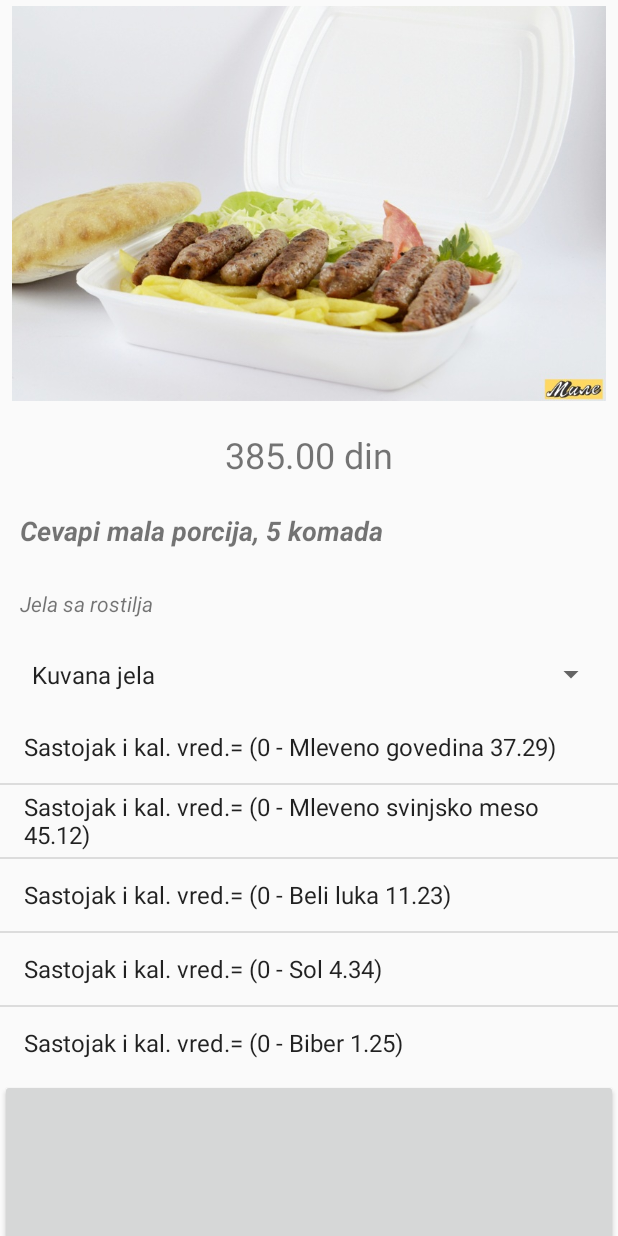
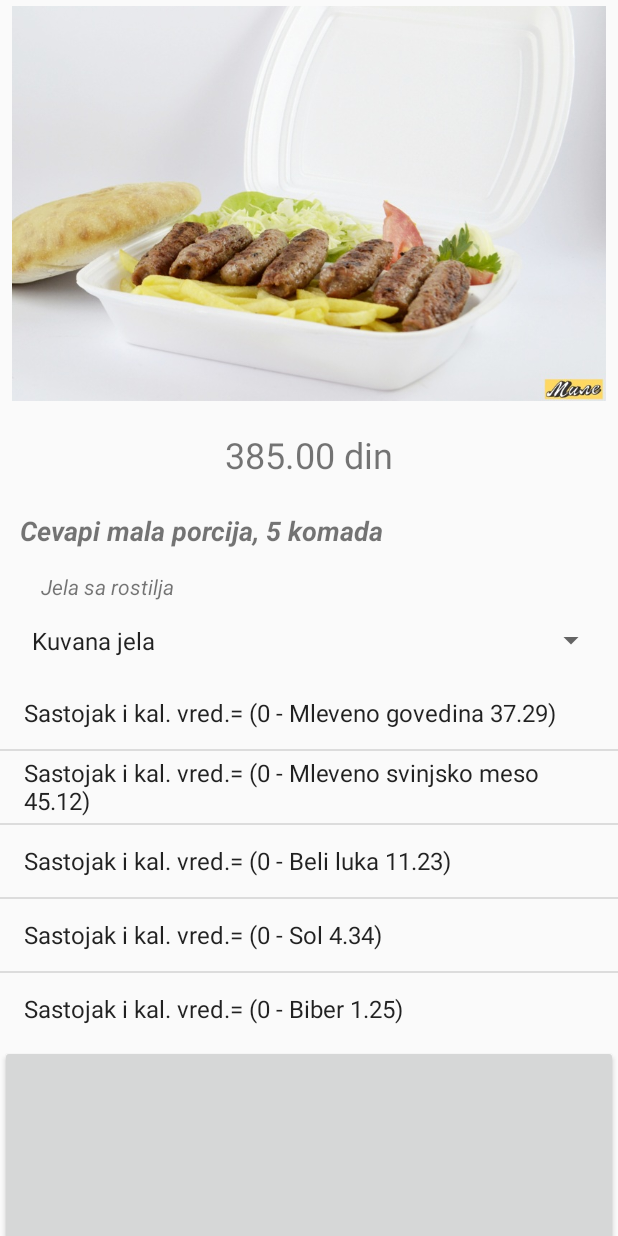
Before and after one commit to borisbokan/jelovnik, an Android app: the SecondActivity screen opened directly, with no data from a screen before it, on a phone screen of 412 x 824 dp. Run offline under Robolectric (Android 15) with nearby library versions, the phone set to English and light mode, and no system bars; 2 statements that could not run were skipped.

Commit message:
Poslednja promena zadatka sa termina 15 ...

```diff
--- a/app/src/main/res/layout/activity_second.xml
+++ b/app/src/main/res/layout/activity_second.xml
@@ -48,16 +48,17 @@
             android:text="@string/opis_jela"
             android:textSize="18sp"
             android:textStyle="normal|bold|italic"/>
+
     <TextView
         android:id="@+id/txtKategorija_detalji"
         android:layout_width="match_parent"
         android:layout_height="wrap_content"
-            android:layout_margin="6dp"
+        android:layout_margin="2dp"
         android:hint="Opis"
-            android:padding="7dp"
+        android:paddingLeft="25dp"
         android:text="@string/kategorija"
         android:textSize="14sp"
-            android:textStyle="italic"/>
+        android:textStyle="italic" />
 
         <Spinner
             android:layout_width="match_parent"
```
Lines whose indentation alone changed are shown as unchanged.
